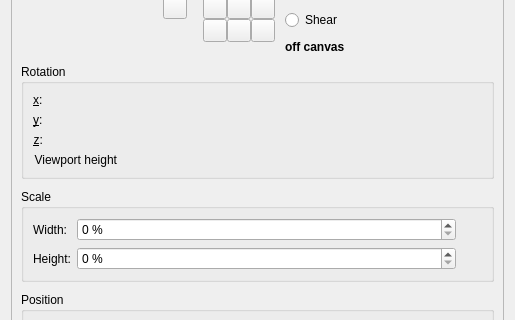
KDE/krita, file plugins/tools/tool_transform2/wdg_tool_transform.ui: the form before one commit; both pictures show x 0 to 515 and y 134 to 454 of the 515 by 780 pixel window.
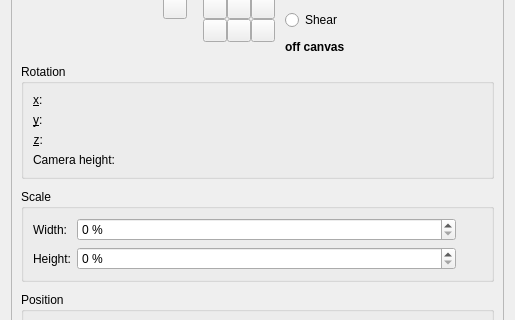
The form after the commit. Custom widgets are drawn as their Qt base class.

Commit message: Rename Viewport Height into Camera Height

Patch:
```diff
--- a/plugins/tools/tool_transform2/wdg_tool_transform.ui
+++ b/plugins/tools/tool_transform2/wdg_tool_transform.ui
@@ -844,7 +844,7 @@
              <enum>Qt::LeftToRight</enum>
             </property>
             <property name="text">
-             <string>Viewport height</string>
+             <string>Camera height:</string>
             </property>
             <property name="alignment">
              <set>Qt::AlignRight|Qt::AlignTrailing|Qt::AlignVCenter</set>
```
Left out of the diff: 6 changed lines with no effect on the pictures. The commit also changes 2 other files.
